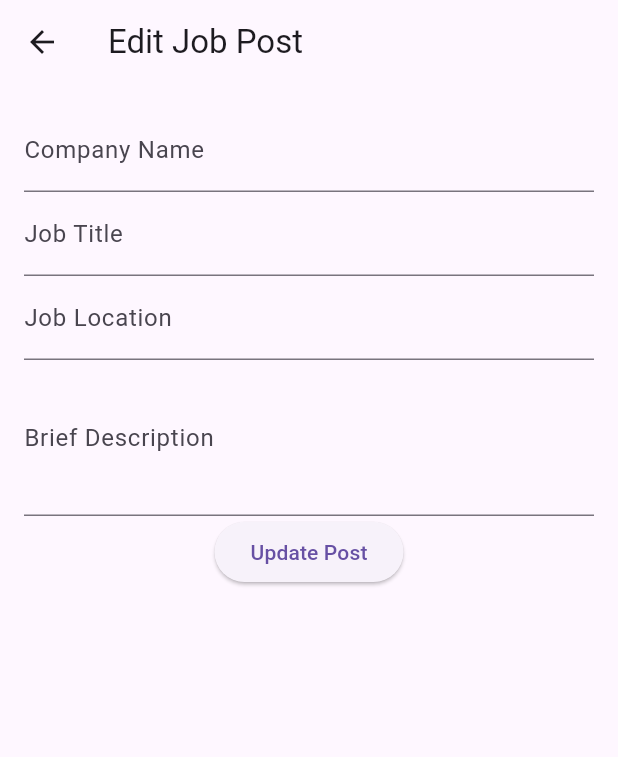
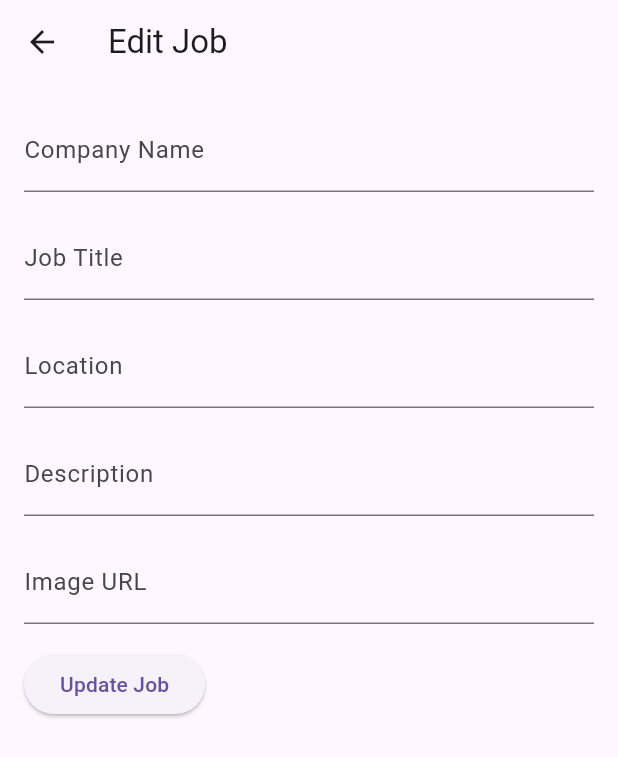
Before and after one commit to ChernetAsmamaw/Job_app_mod, a Flutter app: the EditJobPage screen opened directly with empty values, on a phone screen of 412 x 824 dp. Shown: the top 757 px of the screen. Run offline on Flutter 3.47's test engine with Material 3 defaults, Android fonts, the phone set to English and light mode, and no system bars; our stand-ins replace cloud_firestore, firebase_auth, firebase_core, google_sign_in; accounts and stored records are empty.

Commit message:
further changes

```diff
--- a/lib/pages/edit_job_page.dart
+++ b/lib/pages/edit_job_page.dart
@@ -1,125 +1,135 @@
 import 'package:cloud_firestore/cloud_firestore.dart';
+import 'package:firebase_auth/firebase_auth.dart';
 import 'package:flutter/material.dart';
-import 'package:job_application_portal/components/job_card.dart';
 
 class EditJobPage extends StatefulWidget {
-  final JobCard job;
-  final String? jobId;
+  final String companyName;
+  final String jobTitle;
+  final String jobLocation;
+  final String briefDescription;
+  final String jobImage;
+  final String createdBy;
+  final String jobId;
 
-  EditJobPage({required this.job, required this.jobId});
+  EditJobPage({
+    required this.companyName,
+    required this.jobTitle,
+    required this.jobLocation,
+    required this.briefDescription,
+    required this.jobImage,
+    required this.createdBy,
+    required this.jobId,
+  });
 
   @override
   _EditJobPageState createState() => _EditJobPageState();
 }
 
 class _EditJobPageState extends State<EditJobPage> {
-  final _formKey = GlobalKey<FormState>();
-
-  late TextEditingController _companyNameController;
-  late TextEditingController _jobTitleController;
-  late TextEditingController _jobLocationController;
-  late TextEditingController _briefDescriptionController;
+  final _companyNameController = TextEditingController();
+  final _titleController = TextEditingController();
+  final _locationController = TextEditingController();
+  final _descriptionController = TextEditingController();
+  final _imageUrlController = TextEditingController();
 
   @override
   void initState() {
     super.initState();
-    _companyNameController = TextEditingController(text: widget.job.companyName);
-    _jobTitleController = TextEditingController(text: widget.job.jobTitle);
-    _jobLocationController = TextEditingController(text: widget.job.jobLocation);
-    _briefDescriptionController = TextEditingController(text: widget.job.briefDescription);
+    _companyNameController.text = widget.companyName;
+    _titleController.text = widget.jobTitle;
+    _locationController.text = widget.jobLocation;
+    _descriptionController.text = widget.briefDescription;
+    _imageUrlController.text = widget.jobImage;
   }
 
   @override
   void dispose() {
     _companyNameController.dispose();
-    _jobTitleController.dispose();
-    _jobLocationController.dispose();
-    _briefDescriptionController.dispose();
+    _titleController.dispose();
+    _locationController.dispose();
+    _descriptionController.dispose();
+    _imageUrlController.dispose();
     super.dispose();
+  }
+
+  Future<void> _updateJob() async {
+    if (widget.jobId.isNotEmpty) {
+      final jobData = {
+        'companyName': _companyNameController.text.trim(),
+        'jobTitle': _titleController.text.trim(),
+        'location': _locationController.text.trim(),
+        'description': _descriptionController.text.trim(),
+        'imageUrl': _imageUrlController.text.trim(),
+        'createdBy': FirebaseAuth.instance.currentUser?.uid,
+        'jobId': widget.jobId,
+      };
+
+      await FirebaseFirestore.instance
+          .collection('jobs')
+          .doc(widget.jobId)
+          .update(jobData);
+
+      Navigator.pop(context);
+    } else {
+      print('Job ID is empty. Unable to update job.');
+      // You can also show a SnackBar or an AlertDialog to inform the user about the issue
+    }
   }
 
   @override
   Widget build(BuildContext context) {
     return Scaffold(
       appBar: AppBar(
-        title: Text('Edit Job Post'),
+        title: Text('Edit Job'),
       ),
       body: Padding(
         padding: const EdgeInsets.all(16.0),
-        child: Form(
-          key: _formKey,
-          child: Column(
-            children: [
-              TextFormField(
-                controller: _companyNameController,
-                decoration: InputDecoration(labelText: 'Company Name'),
-                validator: (value) {
-                  if (value == null || value.isEmpty) {
-                    return 'Please enter a company name';
-                  }
-                  return null;
-                },
+        child: Column(
+          crossAxisAlignment: CrossAxisAlignment.start,
+          children: [
+            TextField(
+              controller: _companyNameController,
+              decoration: InputDecoration(
+                labelText: 'Company Name',
               ),
-              TextFormField(
-                controller: _jobTitleController,
-                decoration: InputDecoration(labelText: 'Job Title'),
-                validator: (value) {
-                  if (value == null || value.isEmpty) {
-                    return 'Please enter a job title';
-                  }
-                  return null;
-                },
+            ),
+            SizedBox(height: 16.0),
+            TextField(
+              controller: _titleController,
+              decoration: InputDecoration(
+                labelText: 'Job Title',
               ),
-              TextFormField(
-                controller: _jobLocationController,
-                decoration: InputDecoration(labelText: 'Job Location'),
-                validator: (value) {
-                  if (value == null || value.isEmpty) {
-                    return 'Please enter a job location';
-                  }
-                  return null;
-                },
+            ),
+            SizedBox(height: 16.0),
+            TextField(
+              controller: _locationController,
+              decoration: InputDecoration(
+                labelText: 'Location',
               ),
-              TextFormField(
-                controller: _briefDescriptionController,
-                decoration: InputDecoration(labelText: 'Brief Description'),
-                validator: (value) {
-                  if (value == null || value.isEmpty) {
-                    return 'Please enter a brief description';
-                  }
-                  return null;
-                },
-                maxLines: 3,
+            ),
+            SizedBox(height: 16.0),
+            TextField(
+              controller: _descriptionController,
+              maxLines: null,
+              decoration: InputDecoration(
+                labelText: 'Description',
               ),
-              ElevatedButton(
-                onPressed: () {
-                  if (_formKey.currentState!.validate()) {
-                    updatePost();
-                  }
-                },
-                child: Text('Update Post'),
+            ),
+            SizedBox(height: 16.0),
+            TextField(
+              controller: _imageUrlController,
+              decoration: InputDecoration(
+                labelText: 'Image URL',
               ),
-            ],
-          ),
+            ),
+            SizedBox(height: 16.0),
+            ElevatedButton(
+              onPressed: _updateJob,
+              child: Text('Update Job'),
+            ),
+          ],
         ),
       ),
     );
   }
-
-  void updatePost() async {
-    try {
-      // Update the post in Firestore
-      await FirebaseFirestore.instance.collection('jobs').doc(widget.jobId).update({
-        'companyName': _companyNameController.text,
-        'jobTitle': _jobTitleController.text,
-        'jobLocation': _jobLocationController.text,
-        'briefDescription': _briefDescriptionController.text,
-        // Update any other fields as needed
-      });
-      print('Post updated successfully');
-      Navigator.pop(context); // Navigate back to the previous screen
-    } catch (e) {
-      print('Error updating post: $e');
-    }
-  }
 }
```
Also changed, not shown: lib/components/job_card.dart (+12 -39 lines), lib/models/post.dart (+6 -2 lines), lib/pages/job_details_page.dart (+50 -18 lines), lib/pages/post_page.dart (+12 -24 lines).
